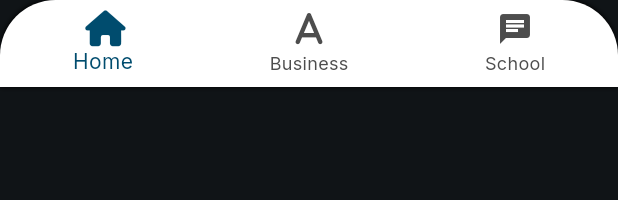
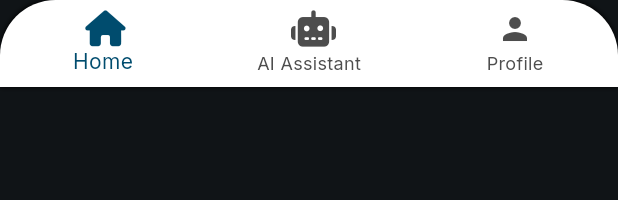
Before and after one commit to Ali-Elchab/launch-hub, a Flutter app: the CustomBottomNavigationBar widget shown alone on an empty page, opened directly, on a phone screen of 412 x 824 dp. Shown: the top 200 px of the screen. Run offline on Flutter 3.47's test engine with Material 3 defaults, Android fonts, the phone set to English and light mode, and no system bars; our stand-ins replace font_awesome_flutter, google_fonts, image_picker.

Commit message:
Frontend: Adjusted bottom bar names

```diff
--- a/launchhub_frontend/lib/screens/startup_screens/home.dart
+++ b/launchhub_frontend/lib/screens/startup_screens/home.dart
@@ -37,7 +37,7 @@ class _HomeState extends State<Home> {
                       title: 'Job Board',
                       description:
                           'Empower Your Team\'s Growth: Effortlessly Add, View, and Manage Job Listings to Connect with Top Talent and Shape Your Company\'s Future.',
-                      imagePath: 'assets/images/job_board.png',
+                      imagePath: '',
                     ),
                   ],
                 )
--- a/launchhub_frontend/lib/widgets/profiles_shared/bottom_bar.dart
+++ b/launchhub_frontend/lib/widgets/profiles_shared/bottom_bar.dart
@@ -68,12 +68,12 @@ class _CustomBottomNavigationBarState extends State<CustomBottomNavigationBar> {
             label: 'Home',
           ),
           BottomNavigationBarItem(
-            icon: Icon(FontAwesomeIcons.a),
-            label: 'Business',
+            icon: Icon(FontAwesomeIcons.robot),
+            label: 'AI Assistant',
           ),
           BottomNavigationBarItem(
-            icon: Icon(Icons.chat),
-            label: 'School',
+            icon: Icon(Icons.person),
+            label: 'Profile',
           ),
           // Add more BottomNavigationBarItem entries as needed
         ],
--- a/launchhub_frontend/lib/widgets/profiles_shared/feature_card.dart
+++ b/launchhub_frontend/lib/widgets/profiles_shared/feature_card.dart
@@ -22,7 +22,7 @@ class FeatureCard extends StatelessWidget {
         child: Row(
           crossAxisAlignment: CrossAxisAlignment.start,
           children: [
-            Image.asset(imagePath, width: 30),
+            Image.asset(imagePath, width: 15),
             const SizedBox(
                 width: 16), // For spacing between the icon and the text
             Expanded(
```
